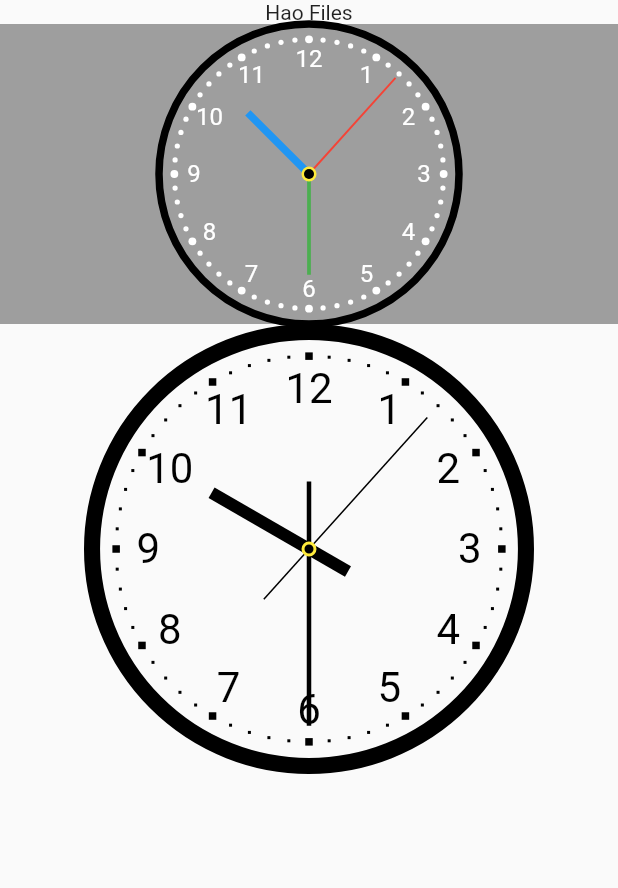
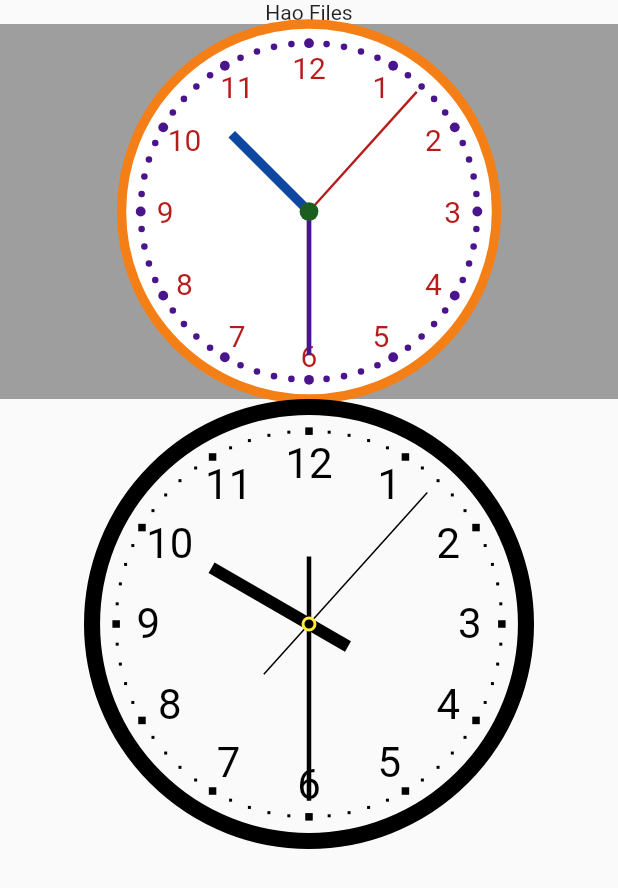
Before and after one commit to conghaonet/flutter_file_explorer, a Flutter app: the screen it shows after launch, on a phone screen of 412 x 824 dp. Shown: the top 888 px of the screen. Run offline on Flutter 3.47's test engine with Material 2 defaults, Android fonts, the phone set to English and light mode, and no system bars; our stand-ins replace connectivity, fluttertoast, shared_preferences; missing offline and left inert: flutter_statusbarcolor.

Commit message:
增加定制项

```diff
--- a/lib/pages/splash_page.dart
+++ b/lib/pages/splash_page.dart
@@ -17,6 +17,8 @@ class SplashPage extends StatefulWidget {
 }
 
 class _SplashPageState extends State<SplashPage> {
+  final List<String> hourNumbers = ['I', 'II', 'III', 'IV', 'V', 'VI', 'VII', 'VIII', 'IX', 'X', 'XI', 'XII'];
+//  final List<String> hourNumbers = ['', '', '3', '', '', '6', '', '', '9', '', '', '12'];
   Timer _timer;
   @override
   void initState() {
@@ -46,16 +48,35 @@ class _SplashPageState extends State<SplashPage> {
             ),
             Container(
               width: double.infinity,
-              height: 200,
+              height: 250,
               color: Colors.grey,
-              child: CustomPaint(
-                painter: ClockPainter(DateTime.now()),
+              child: Padding(
+                padding: EdgeInsets.zero,
+                child: CustomPaint(
+                  painter: ClockPainter(
+                    DateTime.now(),
+                    dialPlateColor: Colors.white,
+                    hourHandColor: Colors.blue[900],
+                    minuteHandColor: Colors.purple[900],
+                    secondHandColor: Colors.red[900],
+                    numberColor: Colors.red[900],
+                    borderColor: Colors.yellow[900],
+                    minutePointColor: Colors.purple[900],
+                    centerPointColor: Colors.green[900],
+//                    showBorder: false,
+//                    showTicks: false,
+//                    showMinuteHand: false,
+//                    showSecondHand: false,
+//                    showNumber: false,
+//                    hourNumbers: hourNumbers,
+                  ),
 //                child: Container(
 //                  width: 350,
 //                  height: 350,
 //                  child: Text('Clock'),
 //                ),
 //                size: Size(200.0, 200.0),
+                ),
               ),
             ),
             CustomPaint(
--- a/lib/widgets/clock.dart
+++ b/lib/widgets/clock.dart
@@ -17,45 +17,88 @@ class _ClockState extends State<Clock> {
 }
 
 class ClockPainter extends CustomPainter {
+  static const List<String> defaultHourNumbers = ['1','2','3','4','5','6','7','8','9','10','11','12'];
   final DateTime _datetime;
+  final Color dialPlateColor;
+  final Color hourHandColor;
+  final Color minuteHandColor;
+  final Color secondHandColor;
+  final Color numberColor;
+  final Color borderColor;
+  final Color minutePointColor;
+  final Color centerPointColor;
+  final List<String> hourNumbers;
+  final bool showBorder;
+  final bool showTicks;
+  final bool showMinuteHand;
+  final bool showSecondHand;
+  final bool showNumber;
   final TextPainter _hourTextPainter = TextPainter(
     textAlign: TextAlign.center,
-    textDirection: TextDirection.rtl,
+    textDirection: TextDirection.ltr,
   );
 
-  ClockPainter(this._datetime);
+  ClockPainter(this._datetime,
+      {this.dialPlateColor = Colors.transparent,
+        this.hourHandColor = Colors.black,
+        this.minuteHandColor = Colors.black,
+        this.secondHandColor = Colors.black,
+        this.numberColor = Colors.black,
+        this.borderColor = Colors.black,
+        this.minutePointColor = Colors.black,
+        this.centerPointColor = Colors.black,
+        this.showBorder = true,
+        this.showTicks = true,
+        this.showMinuteHand = true,
+        this.showSecondHand = true,
+        this.showNumber = true,
+        this.hourNumbers = defaultHourNumbers,
+      }) : assert(hourNumbers == null || hourNumbers.length==12);
 
   @override
   void paint(Canvas canvas, Size size) {
-    //表盘半径
+    //clock radius
     final radius = min(size.width, size.height) / 2;
-    //圆周长
+    //clock circumference
     final double circumference = 2 * radius * pi;
-    //表边框宽度
-    final double borderWidth = radius / 20;
+    final double borderWidth = showBorder ? radius / 20.0 : 0.0;
 
     canvas.translate(size.width /2, size.height /2);
 
-    //绘制表盘边框
-    Paint borderPaint = Paint()..color = Colors.black..style = PaintingStyle.stroke..strokeWidth = borderWidth;
-    canvas.drawCircle(Offset(0,0), radius, borderPaint);
+    canvas.drawCircle(Offset(0,0), radius, Paint()..style=PaintingStyle.fill..color=dialPlateColor);
 
+    // border style
+    if(showBorder) {
+      Paint borderPaint = Paint()
+        ..color = this.borderColor
+        ..style = PaintingStyle.stroke
+        ..strokeWidth = borderWidth
+        ..isAntiAlias = true;
+      canvas.drawCircle(Offset(0,0), radius, borderPaint);
+    }
+
+    // setup minute point
     final double minutePointWidth = circumference / 180;
     final double minuteBigPointWidth = circumference / 120;
     final double minutePointRadius = (radius - borderWidth - minuteBigPointWidth);
-    _paintMinutePoints(canvas, minutePointRadius, minutePointWidth, minuteBigPointWidth);
+    if(showTicks) _paintMinutePoints(canvas, minutePointRadius, minutePointWidth, minuteBigPointWidth);
 
+    // setup numbers
     final double numberRadius = minutePointRadius - minuteBigPointWidth * 2.5;
-    final double hourTextHeight = _paintHourText(canvas, numberRadius, radius / 50 * 8);
+    double hourTextHeight = radius / 50 * 8;
+    if(showNumber) {
+      hourTextHeight = _paintHourText(canvas, numberRadius, hourTextHeight);
+    }
 
     _paintHourHand(canvas, numberRadius - hourTextHeight, radius / 20);
-    _paintMinuteHand(canvas, numberRadius - hourTextHeight / 2, radius / 40);
-    _paintSecondHand(canvas, numberRadius + hourTextHeight / 2, radius / 80);
+    if(showMinuteHand) _paintMinuteHand(canvas, numberRadius, radius / 40);
+    if(showSecondHand) _paintSecondHand(canvas, numberRadius + hourTextHeight / 2, radius / 80);
 
-    //绘制中心圆点
-    canvas.drawPoints(PointMode.points, [Offset(0, 0)], Paint()..strokeWidth=(radius / 10)..strokeCap=StrokeCap.round..color=Colors.yellow);
-    canvas.drawPoints(PointMode.points, [Offset(0, 0)], Paint()..strokeWidth=(radius / 15)..strokeCap=StrokeCap.round);
+    //draw center point
+    canvas.drawPoints(PointMode.points, [Offset(0, 0)], Paint()..strokeWidth=(radius / 10)..strokeCap=StrokeCap.round..color=this.centerPointColor);
+//    canvas.drawPoints(PointMode.points, [Offset(0, 0)], Paint()..strokeWidth=(radius / 15)..strokeCap=StrokeCap.round);
   }
+
   /// 绘制分钟圆点
   void _paintMinutePoints(Canvas canvas, double radius, double pointWidth, double bigPointWidth) {
     List<Offset> _minutePoints = [];
@@ -72,10 +115,10 @@ class ClockPainter extends CustomPainter {
         _minuteBigPoints.add(Offset(x, y));
       }
     }
-    Paint minutePointPaint = Paint()..color=Colors.white..strokeWidth=pointWidth..strokeCap=StrokeCap.round;
+    Paint minutePointPaint = Paint()..color=this.minutePointColor..strokeWidth=pointWidth..strokeCap=StrokeCap.round;
     canvas.drawPoints(PointMode.points, _minutePoints, minutePointPaint);
 
-    Paint minuteBigPointPaint = Paint()..color=Colors.white..strokeWidth=bigPointWidth..strokeCap=StrokeCap.round;
+    Paint minuteBigPointPaint = Paint()..color=this.minutePointColor..strokeWidth=bigPointWidth..strokeCap=StrokeCap.round;
     canvas.drawPoints(PointMode.points, _minuteBigPoints, minuteBigPointPaint);
   }
   /// 绘制小时数字（1 - 12）
@@ -90,7 +133,8 @@ class ClockPainter extends CustomPainter {
       int intHour = i + 3;
       if(intHour > 12) intHour = intHour - 12;
 
-      _hourTextPainter.text = TextSpan(text: '$intHour', style: TextStyle(fontSize: fontSize),);
+      String hourText = hourNumbers[intHour-1];
+      _hourTextPainter.text = TextSpan(text: hourText, style: TextStyle(fontSize: fontSize, color: this.numberColor),);
       _hourTextPainter.layout();
       if(_hourTextPainter.height > maxTextHeight) maxTextHeight = _hourTextPainter.height;
       _hourTextPainter.paint(canvas, Offset(-_hourTextPainter.width / 2, -_hourTextPainter.height / 2));
@@ -102,7 +146,7 @@ class ClockPainter extends CustomPainter {
   void _paintHourHand(Canvas canvas, double radius, double strokeWidth) {
     double angle = _datetime.hour % 12 + _datetime.minute / 60.0 - 3;
     Offset handOffset = Offset(cos(getRadians(angle * 30)) * radius, sin(getRadians(angle * 30)) * radius);
-    final hourHandPaint = Paint()..color = Colors.blue..strokeWidth = strokeWidth;
+    final hourHandPaint = Paint()..color = this.hourHandColor..strokeWidth = strokeWidth;
     canvas.drawLine(Offset(0, 0), handOffset, hourHandPaint);
   }
 
@@ -110,7 +154,7 @@ class ClockPainter extends CustomPainter {
   void _paintMinuteHand(Canvas canvas, double radius, double strokeWidth) {
     double angle = _datetime.minute - 15.0;
     Offset handOffset = Offset(cos(getRadians(angle * 6.0)) * radius, sin(getRadians(angle * 6.0)) * radius);
-    final hourHandPaint = Paint()..color = Colors.green..strokeWidth = strokeWidth;
+    final hourHandPaint = Paint()..color = this.minuteHandColor..strokeWidth = strokeWidth;
     canvas.drawLine(Offset(0, 0), handOffset, hourHandPaint);
   }
 
@@ -118,16 +162,21 @@ class ClockPainter extends CustomPainter {
   void _paintSecondHand(Canvas canvas, double radius, double strokeWidth) {
     double angle = _datetime.second - 15.0;
     Offset handOffset = Offset(cos(getRadians(angle * 6.0)) * radius, sin(getRadians(angle * 6.0)) * radius);
-    final hourHandPaint = Paint()..color = Colors.red..strokeWidth = strokeWidth;
+    final hourHandPaint = Paint()..color = this.secondHandColor..strokeWidth = strokeWidth;
     canvas.drawLine(Offset(0, 0), handOffset, hourHandPaint);
   }
 
   @override
   bool shouldRepaint(ClockPainter oldDelegate) {
-//    return (this.datetime.second != oldDelegate.datetime.second
-//        || this.datetime.minute != oldDelegate.datetime.minute
-//        || this.datetime.hour != oldDelegate.datetime.hour);
-    return _datetime != oldDelegate._datetime;
+    return _datetime != oldDelegate._datetime
+        || dialPlateColor != oldDelegate.dialPlateColor
+        || hourHandColor != oldDelegate.hourHandColor
+        || numberColor != oldDelegate.numberColor
+        || borderColor != oldDelegate.borderColor
+        || minutePointColor != oldDelegate.minutePointColor
+        || centerPointColor != oldDelegate.centerPointColor
+        || showMinuteHand != oldDelegate.showMinuteHand
+        || showSecondHand != oldDelegate.showSecondHand;
   }
 
   static double getRadians(double angle) {
```
